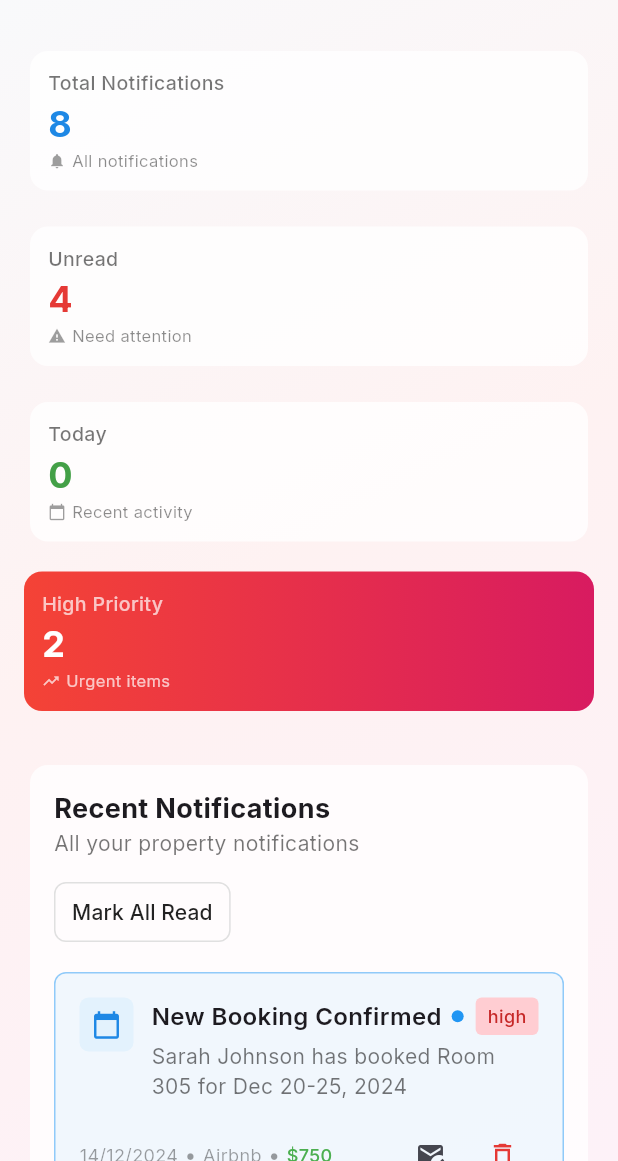
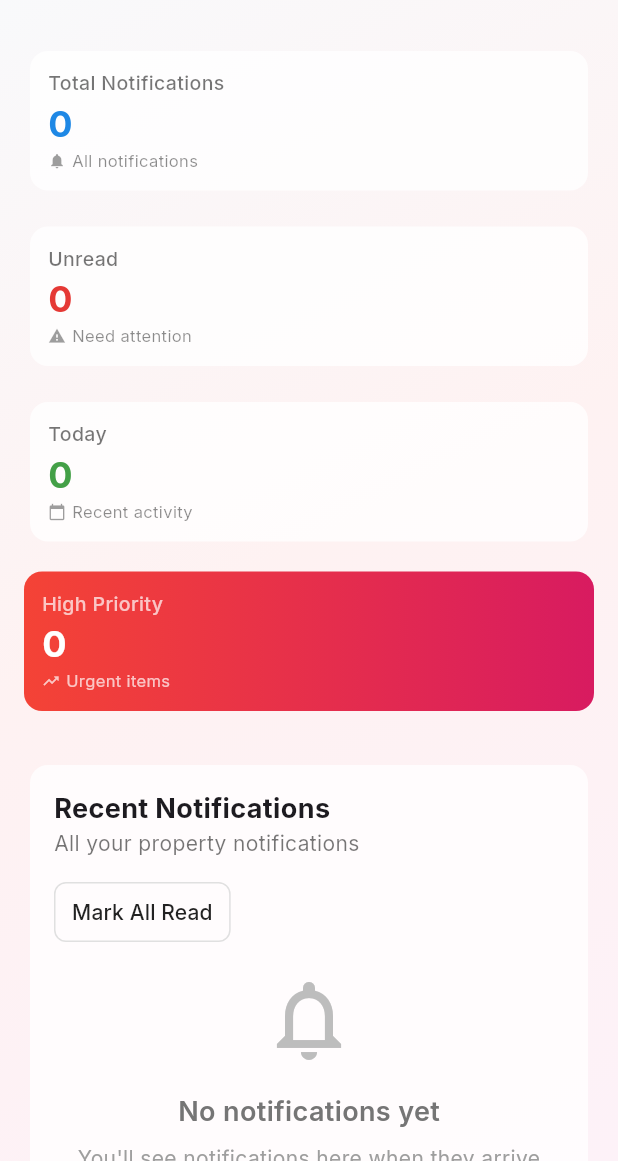
Before and after one commit to delgadjp/Raven-Nest, a Flutter app: the NotificationsScreen screen opened by its route, on a phone screen of 412 x 824 dp, the part 75-1236 px from its top. Run offline on Flutter 3.47's test engine with Material 3 defaults, Android fonts, the phone set to English and light mode, and no system bars; our stand-ins replace fl_chart, go_router, google_fonts, supabase_flutter; accounts and stored records are empty.

Commit message:
feat: Add NotificationsService for managing notification data retrieval and actions

```diff
--- a/lib/constants/app_exports.dart
+++ b/lib/constants/app_exports.dart
@@ -92,3 +92,4 @@ export '/services/expenses_service.dart';
 export '/services/inventory_service.dart';
 export '/services/calendar_service.dart';
 export '/services/housekeeping_service.dart';
+export '/services/notifications_service.dart';
--- a/lib/screens/notifications_screen.dart
+++ b/lib/screens/notifications_screen.dart
@@ -8,131 +8,121 @@ class NotificationsScreen extends StatefulWidget {
 }
 
 class _NotificationsScreenState extends State<NotificationsScreen> {
-  List<NotificationModel> notifications = [
-    NotificationModel(
-      id: 1,
-      type: 'booking',
-      title: 'New Booking Confirmed',
-      message: 'Sarah Johnson has booked Room 305 for Dec 20-25, 2024',
-      timestamp: DateTime(2024, 12, 14, 9, 30),
-      read: false,
-      priority: 'high',
-      source: 'Airbnb',
-      amount: 750,
-      icon: Icons.calendar_today,
-    ),
-    NotificationModel(
-      id: 2,
-      type: 'checkin',
-      title: 'Guest Check-in Tomorrow',
-      message: 'John Smith is scheduled to check into Room 201 at 3:00 PM',
-      timestamp: DateTime(2024, 12, 14, 8, 15),
-      read: false,
-      priority: 'medium',
-      source: 'System',
-      icon: Icons.home,
-    ),
-    NotificationModel(
-      id: 3,
-      type: 'maintenance',
-      title: 'Maintenance Request Completed',
-      message: 'Leaky faucet in Room 305 has been fixed by John Smith',
-      timestamp: DateTime(2024, 12, 13, 16, 45),
-      read: true,
-      priority: 'low',
-      source: 'Housekeeping',
-      icon: Icons.check_circle,
-    ),
-    NotificationModel(
-      id: 4,
-      type: 'inventory',
-      title: 'Low Inventory Alert',
-      message: 'Vacuum bags are running low (1 remaining). Minimum threshold: 3',
-      timestamp: DateTime(2024, 12, 13, 14, 20),
-      read: false,
-      priority: 'high',
-      source: 'Inventory',
-      icon: Icons.warning,
-    ),
-    NotificationModel(
-      id: 5,
-      type: 'checkout',
-      title: 'Guest Checkout Completed',
-      message: 'Anna Wilson has checked out of Studio. Room ready for cleaning',
-      timestamp: DateTime(2024, 12, 13, 11, 30),
-      read: true,
-      priority: 'medium',
-      source: 'System',
-      icon: Icons.person,
-    ),
-    NotificationModel(
-      id: 6,
-      type: 'payment',
-      title: 'Payment Received',
-      message: 'Payment of \$450 received from Mike Davis for booking #1234',
-      timestamp: DateTime(2024, 12, 12, 10, 15),
-      read: true,
-      priority: 'medium',
-      source: 'Booking.com',
-      amount: 450,
-      icon: Icons.attach_money,
-    ),
-    NotificationModel(
-      id: 7,
-      type: 'review',
-      title: 'New Guest Review',
-      message: 'Emma Wilson left a 5-star review for Studio apartment',
-      timestamp: DateTime(2024, 12, 12, 9, 0),
-      read: false,
-      priority: 'low',
-      source: 'Airbnb',
-      rating: 5,
-      icon: Icons.message,
-    ),
-    NotificationModel(
-      id: 8,
-      type: 'booking',
-      title: 'Booking Cancelled',
-      message: 'Robert Johnson cancelled booking for Room 412 (Dec 18-20)',
-      timestamp: DateTime(2024, 12, 11, 15, 30),
-      read: true,
-      priority: 'medium',
-      source: 'Direct',
-      icon: Icons.calendar_today,
-    ),
-  ];
+  List<NotificationModel> notifications = [];
+  Map<String, dynamic> summaryData = {};
+  bool isLoading = true;
+  String? errorMessage;
 
-  void markAsRead(int id) {
+  @override
+  void initState() {
+    super.initState();
+    _loadNotificationsData();
+  }
+
+  Future<void> _loadNotificationsData() async {
+    setState(() {
+      isLoading = true;
+      errorMessage = null;
+    });
+
+    try {
+      final results = await Future.wait([
+        NotificationsService.getAllNotifications(),
+        NotificationsService.getNotificationsSummary(),
+      ]);
+
+      setState(() {
+        notifications = results[0] as List<NotificationModel>;
+        summaryData = results[1] as Map<String, dynamic>;
+        isLoading = false;
+      });
+    } catch (e) {
+      setState(() {
+        isLoading = false;
+        errorMessage = 'Failed to load notifications: $e';
+      });
+    }
+  }
+
+  void markAsRead(int id) async {
+    // Find the notification and get its UUID
+    final notification = notifications.firstWhere((n) => n.id == id);
+    final success = await NotificationsService.markAsRead(notification.id.toString());
+
+    if (success) {
       setState(() {
         notifications = notifications.map((notif) =>
             notif.id == id ? notif.copyWith(read: true) : notif).toList();
       });
+      _loadNotificationsData(); // Reload to update summary
+    } else {
+      if (mounted) {
+        ScaffoldMessenger.of(context).showSnackBar(
+          const SnackBar(
+            content: Text('Failed to mark notification as read'),
+            backgroundColor: Colors.red,
+          ),
+        );
+      }
+    }
   }
 
-  void markAllAsRead() {
-    setState(() {
-      notifications = notifications.map((notif) => notif.copyWith(read: true)).toList();
-    });
+  void markAllAsRead() async {
+    final success = await NotificationsService.markAllAsRead();
+
+    if (success) {
+      _loadNotificationsData(); // Reload all data
+      if (mounted) {
+        ScaffoldMessenger.of(context).showSnackBar(
+          const SnackBar(
+            content: Text('All notifications marked as read'),
+            backgroundColor: Colors.green,
+          ),
+        );
+      }
+    } else {
+      if (mounted) {
+        ScaffoldMessenger.of(context).showSnackBar(
+          const SnackBar(
+            content: Text('Failed to mark all notifications as read'),
+            backgroundColor: Colors.red,
+          ),
+        );
+      }
+    }
   }
 
-  void deleteNotification(int id) {
-    setState(() {
-      notifications = notifications.where((notif) => notif.id != id).toList();
-    });
+  void deleteNotification(int id) async {
+    // Find the notification and get its UUID
+    final notification = notifications.firstWhere((n) => n.id == id);
+    final success = await NotificationsService.deleteNotification(notification.id.toString());
+
+    if (success) {
+      _loadNotificationsData(); // Reload all data
+      if (mounted) {
+        ScaffoldMessenger.of(context).showSnackBar(
+          const SnackBar(
+            content: Text('Notification deleted'),
+            backgroundColor: Colors.green,
+          ),
+        );
+      }
+    } else {
+      if (mounted) {
+        ScaffoldMessenger.of(context).showSnackBar(
+          const SnackBar(
+            content: Text('Failed to delete notification'),
+            backgroundColor: Colors.red,
+          ),
+        );
+      }
+    }
   }
 
-  int get unreadCount => notifications.where((notif) => !notif.read).length;
-
-  int get todayNotificationsCount {
-    final today = DateTime.now();
-    return notifications.where((notif) {
-      return notif.timestamp.year == today.year &&
-          notif.timestamp.month == today.month &&
-          notif.timestamp.day == today.day;
-    }).length;
-  }
-
-  int get highPriorityCount => notifications.where((n) => n.priority == 'high').length;
+  int get unreadCount => summaryData['unread'] ?? 0;
+  int get todayNotificationsCount => summaryData['today'] ?? 0;
+  int get highPriorityCount => summaryData['highPriority'] ?? 0;
+  int get totalNotifications => summaryData['total'] ?? 0;
 
   @override
   Widget build(BuildContext context) {
@@ -145,6 +135,50 @@ class _NotificationsScreenState extends State<NotificationsScreen> {
       child: Column(
         children: [
           const NavigationWidget(),
+          if (isLoading)
+            const Expanded(
+              child: Center(
+                child: CircularProgressIndicator(),
+              ),
+            )
+          else if (errorMessage != null)
+            Expanded(
+              child: Center(
+                child: Column(
+                  mainAxisAlignment: MainAxisAlignment.center,
+                  children: [
+                    Icon(
+                      Icons.error_outline,
+                      size: 64,
+                      color: Colors.red.shade400,
+                    ),
+                    const SizedBox(height: 16),
+                    Text(
+                      'Error loading notifications',
+                      style: TextStyle(
+                        fontSize: 18,
+                        fontWeight: FontWeight.w600,
+                        color: Colors.red.shade700,
+                      ),
+                    ),
+                    const SizedBox(height: 8),
+                    Text(
+                      errorMessage!,
+                      style: TextStyle(
+                        color: Colors.grey.shade600,
+                      ),
+                      textAlign: TextAlign.center,
+                    ),
+                    const SizedBox(height: 16),
+                    ElevatedButton(
+                      onPressed: _loadNotificationsData,
+                      child: const Text('Retry'),
+                    ),
+                  ],
+                ),
+              ),
+            )
+          else
             Expanded(
               child: SingleChildScrollView(
                 padding: const EdgeInsets.all(16),
@@ -158,7 +192,7 @@ class _NotificationsScreenState extends State<NotificationsScreen> {
                         children: [
                           SummaryCard(
                             title: 'Total Notifications',
-                          value: '${notifications.length}',
+                            value: '$totalNotifications',
                             subtitle: 'All notifications',
                             icon: Icons.notifications,
                             iconColor: Colors.blue.shade600,
@@ -203,6 +237,37 @@ class _NotificationsScreenState extends State<NotificationsScreen> {
                               const SizedBox(height: 16),
 
                               // Notifications List
+                              if (notifications.isEmpty)
+                                Center(
+                                  child: Column(
+                                    mainAxisAlignment: MainAxisAlignment.center,
+                                    children: [
+                                      Icon(
+                                        Icons.notifications_none,
+                                        size: 64,
+                                        color: Colors.grey.shade400,
+                                      ),
+                                      const SizedBox(height: 16),
+                                      Text(
+                                        'No notifications yet',
+                                        style: TextStyle(
+                                          fontSize: 18,
+                                          fontWeight: FontWeight.w600,
+                                          color: Colors.grey.shade600,
+                                        ),
+                                      ),
+                                      const SizedBox(height: 8),
+                                      Text(
+                                        'You\'ll see notifications here when they arrive',
+                                        style: TextStyle(
+                                          color: Colors.grey.shade500,
+                                        ),
+                                        textAlign: TextAlign.center,
+                                      ),
+                                    ],
+                                  ),
+                                )
+                              else
                                 ...notifications.map((notification) {
                                   return NotificationCard(
                                     id: notification.id,
```
Also changed, not shown: lib/services/notifications_service.dart (added, +330 -0 lines). Lines whose indentation alone changed are shown as unchanged.
